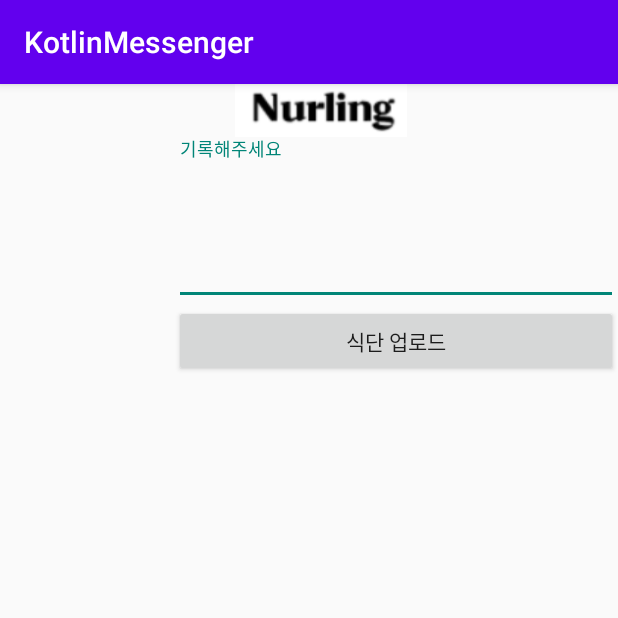
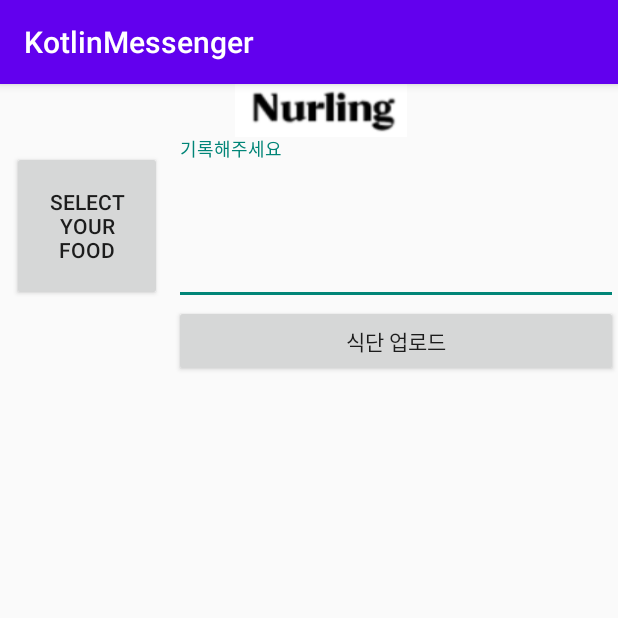
Before and after one commit to Sang-YunChi/knurling_food, an Android app: the AddPhotoActivity screen opened directly, with no data from a screen before it, after a tap on "식단 업로드", on a phone screen of 412 x 824 dp, the top half of it. Run offline under Robolectric (Android 15) with nearby library versions, the phone set to English and light mode, and no system bars; our stand-ins replace Firebase (no records; nobody signed in at launch, a user with empty details on screens opened directly); 1 statement that could not run was skipped.

Commit message:
식단 등록 진행중 (권한등록..)

```diff
--- a/app/src/main/AndroidManifest.xml
+++ b/app/src/main/AndroidManifest.xml
@@ -2,8 +2,10 @@
 <manifest xmlns:android="http://schemas.android.com/apk/res/android"
     package="com.example.kotlinmessenger">
 
+    <uses-permission android:name="android.permission.INTERNET"/>
     <uses-permission android:name="android.permission.CAMERA" />
     <uses-permission android:name="android.permission.WRITE_EXTERNAL_STORAGE" />
+    <uses-permission android:name="android.permission.READ_EXTERNAL_STORAGE" />
 
     <application
         android:allowBackup="true"
--- a/app/src/main/java/com/example/kotlinmessenger/AddPhotoActivity.kt
+++ b/app/src/main/java/com/example/kotlinmessenger/AddPhotoActivity.kt
@@ -1,12 +1,17 @@
 package com.example.kotlinmessenger
 
+import android.Manifest
 import android.content.Intent
+import android.content.pm.PackageManager
 import android.net.Uri
 import androidx.appcompat.app.AppCompatActivity
 import android.os.Bundle
 import android.widget.Toast
+import androidx.core.app.ActivityCompat
+import androidx.core.content.ContextCompat
 import com.google.firebase.storage.FirebaseStorage
 import kotlinx.android.synthetic.main.activity_add_photo.*
+import kotlinx.android.synthetic.main.activity_main.*
 import java.text.SimpleDateFormat
 import java.util.*
 
@@ -14,18 +19,27 @@ class AddPhotoActivity : AppCompatActivity() {
     var PICK_IMAGE_FROM_ALBUM=0
     var storage : FirebaseStorage?=null
     var photoUri: Uri?=null
+
     override fun onCreate(savedInstanceState: Bundle?) {
         super.onCreate(savedInstanceState)
         setContentView(R.layout.activity_add_photo)
 
         storage= FirebaseStorage.getInstance()
 
-        var photoPickerIntent=Intent(Intent.ACTION_PICK)
-        photoPickerIntent.type="image/*"
-        startActivityForResult(photoPickerIntent,PICK_IMAGE_FROM_ALBUM)
+        addphoto_image.setOnClickListener{
+            var permission = ContextCompat.checkSelfPermission(this, Manifest.permission.READ_EXTERNAL_STORAGE)
+            if (permission == PackageManager.PERMISSION_DENIED) {
+                ActivityCompat.requestPermissions(this, arrayOf(Manifest.permission.READ_EXTERNAL_STORAGE), 1) }
 
-        addphoto_btn_upload.setOnClickListener{
-            contentUpload();
+            else {
+                var photoPickerIntent=Intent(Intent.ACTION_PICK)
+                photoPickerIntent.type="image/*"
+                startActivityForResult(photoPickerIntent,PICK_IMAGE_FROM_ALBUM)
+
+                addphoto_btn_upload.setOnClickListener{
+                    contentUpload();
+                }
+            }
         }
     }
 
@@ -34,7 +48,7 @@ class AddPhotoActivity : AppCompatActivity() {
         if(requestCode==PICK_IMAGE_FROM_ALBUM){
             if(resultCode==PICK_IMAGE_FROM_ALBUM){
                 photoUri=data?.data
-                addphoto_image.setImageURI(photoUri)
+//                addphoto_image.setImageURI(photoUri)
             }else{
                 finish();
             }
--- a/app/src/main/java/com/example/kotlinmessenger/MainActivity.kt
+++ b/app/src/main/java/com/example/kotlinmessenger/MainActivity.kt
@@ -11,6 +11,8 @@ import android.provider.MediaStore
 import android.util.Log
 import android.widget.TextView
 import android.widget.Toast
+import androidx.core.app.ActivityCompat
+import androidx.core.content.ContextCompat
 import com.google.firebase.auth.FirebaseAuth
 import com.google.firebase.database.FirebaseDatabase
 import com.google.firebase.firestore.ktx.firestore
@@ -18,11 +20,14 @@ import com.google.firebase.ktx.Firebase
 import com.google.firebase.storage.FirebaseStorage
 import kotlinx.android.synthetic.main.activity_main.*
 import java.util.*
+import java.util.jar.Manifest
+
 
 class MainActivity : AppCompatActivity() {
     override fun onCreate(savedInstanceState: Bundle?) {
         super.onCreate(savedInstanceState)
         setContentView(R.layout.activity_main)
+//        ActivityCompat.requestPermissions(this,arrayOf(Manifest.permission),1)
 
         register_button_register.setOnClickListener {
             performRegister()
--- a/app/src/main/res/layout/activity_add_photo.xml
+++ b/app/src/main/res/layout/activity_add_photo.xml
@@ -22,12 +22,14 @@
         android:layout_width="match_parent"
         android:layout_height="1dp"></LinearLayout>
 
-    <ImageView
+    <Button
         android:id="@+id/addphoto_image"
         android:layout_margin="8dp"
         android:layout_below="@+id/toolbar_division"
         android:layout_width="100dp"
-        android:layout_height="100dp"/>
+        android:layout_height="100dp"
+        android:text="Select your food"/>
+
     <com.google.android.material.textfield.TextInputLayout
         android:id="@+id/editText"
         android:layout_below="@+id/toolbar_division"
```
